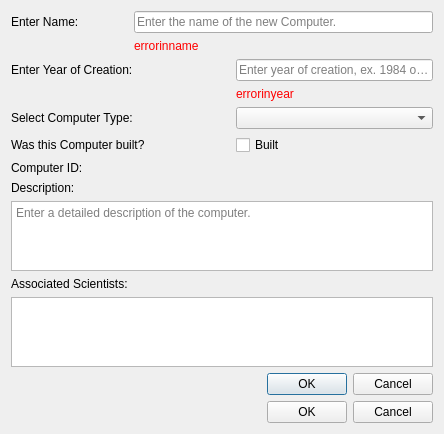
The window that UI/addnewcomputer.ui (JonOrnBrynjarsson/vN1w3H51) describes before a commit, drawn with Qt 5.
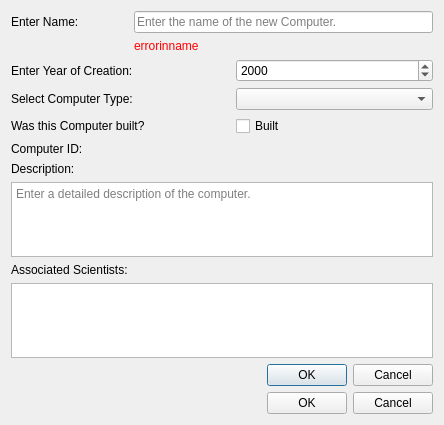
The same window after the commit.

Commit message: lagfæringar á inputti, display og öllu mögulegu

Diff of the .ui file:
```diff
--- a/UI/addnewcomputer.ui
+++ b/UI/addnewcomputer.ui
@@ -14,7 +14,7 @@
    <string>Add new Computer to Database</string>
   </property>
   <layout class="QGridLayout" name="gridLayout">
-   <item row="5" column="2">
+   <item row="6" column="2">
     <widget class="QCheckBox" name="checkBox_built">
      <property name="accessibleName">
       <string/>
@@ -24,23 +24,6 @@
      </property>
     </widget>
    </item>
-   <item row="2" column="0" colspan="2">
-    <widget class="QLabel" name="label_enterYear">
-     <property name="text">
-      <string>Enter Year of Creation:</string>
-     </property>
-    </widget>
-   </item>
-   <item row="17" column="0" colspan="4">
-    <widget class="QDialogButtonBox" name="buttonBox_addNewComputerFinished">
-     <property name="orientation">
-      <enum>Qt::Horizontal</enum>
-     </property>
-     <property name="standardButtons">
-      <set>QDialogButtonBox::Cancel|QDialogButtonBox::Ok</set>
-     </property>
-    </widget>
-   </item>
    <item row="0" column="0">
     <widget class="QLabel" name="label_enterName">
      <property name="text">
@@ -48,6 +31,23 @@
      </property>
     </widget>
    </item>
+   <item row="18" column="0" colspan="4">
+    <widget class="QDialogButtonBox" name="buttonBox_addNewComputerFinished">
+     <property name="orientation">
+      <enum>Qt::Horizontal</enum>
+     </property>
+     <property name="standardButtons">
+      <set>QDialogButtonBox::Cancel|QDialogButtonBox::Ok</set>
+     </property>
+    </widget>
+   </item>
+   <item row="3" column="0" colspan="2">
+    <widget class="QLabel" name="label_enterYear">
+     <property name="text">
+      <string>Enter Year of Creation:</string>
+     </property>
+    </widget>
+   </item>
    <item row="0" column="1" colspan="3">
     <widget class="QLineEdit" name="lineEdit_insertName">
      <property name="toolTip">
@@ -61,28 +61,42 @@
      </property>
     </widget>
    </item>
-   <item row="4" column="0" colspan="2">
+   <item row="6" column="0" colspan="2">
+    <widget class="QLabel" name="label_chooseBuilt">
+     <property name="text">
+      <string>Was this Computer built?</string>
+     </property>
+    </widget>
+   </item>
+   <item row="5" column="0" colspan="2">
     <widget class="QLabel" name="label_chooseType">
      <property name="text">
       <string>Select Computer Type:</string>
      </property>
     </widget>
    </item>
-   <item row="18" column="0" colspan="4">
+   <item row="19" column="0" colspan="4">
     <widget class="QDialogButtonBox" name="buttonBox_editComputerFinished">
      <property name="standardButtons">
       <set>QDialogButtonBox::Cancel|QDialogButtonBox::Ok</set>
      </property>
     </widget>
    </item>
-   <item row="5" column="0" colspan="2">
-    <widget class="QLabel" name="label_chooseBuilt">
+   <item row="7" column="0">
+    <widget class="QLabel" name="label_computerID">
      <property name="text">
-      <string>Was this Computer built?</string>
+      <string>Computer ID:</string>
      </property>
     </widget>
    </item>
-   <item row="8" column="0" colspan="4">
+   <item row="8" column="0">
+    <widget class="QLabel" name="label_enterDescription">
+     <property name="text">
+      <string>Description:</string>
+     </property>
+    </widget>
+   </item>
+   <item row="9" column="0" colspan="4">
     <widget class="QTextEdit" name="textEdit_insertDescription">
      <property name="whatsThis">
       <string>This is a text input, you can use it to enter the description of the computer.</string>
@@ -92,14 +106,7 @@
      </property>
     </widget>
    </item>
-   <item row="6" column="0">
-    <widget class="QLabel" name="label_computerID">
-     <property name="text">
-      <string>Computer ID:</string>
-     </property>
-    </widget>
-   </item>
-   <item row="4" column="2" colspan="2">
+   <item row="5" column="2" colspan="2">
     <widget class="QComboBox" name="comboBox_type">
      <property name="statusTip">
       <string/>
@@ -109,30 +116,16 @@
      </property>
     </widget>
    </item>
-   <item row="7" column="0">
-    <widget class="QLabel" name="label_enterDescription">
-     <property name="text">
-      <string>Description:</string>
-     </property>
-    </widget>
+   <item row="11" column="0" colspan="4">
+    <widget class="QTextBrowser" name="textBrowser_relations"/>
    </item>
-   <item row="9" column="0">
+   <item row="10" column="0">
     <widget class="QLabel" name="label_relations">
      <property name="text">
       <string>Associated Scientists:</string>
      </property>
     </widget>
    </item>
-   <item row="2" column="2" colspan="2">
-    <widget class="QLineEdit" name="lineEdit_enterYear">
-     <property name="placeholderText">
-      <string>Enter year of creation, ex. 1984 or 69</string>
-     </property>
-    </widget>
-   </item>
-   <item row="10" column="0" colspan="4">
-    <widget class="QTextBrowser" name="textBrowser_relations"/>
-   </item>
    <item row="1" column="1" colspan="3">
     <widget class="QLabel" name="errorInName">
      <property name="text">
@@ -141,9 +134,29 @@
     </widget>
    </item>
    <item row="3" column="2" colspan="2">
-    <widget class="QLabel" name="errorInYear">
-     <property name="text">
-      <string>&lt;html&gt;&lt;head/&gt;&lt;body&gt;&lt;p&gt;&lt;span style=&quot; color:#ff0000;&quot;&gt;errorinyear&lt;/span&gt;&lt;/p&gt;&lt;/body&gt;&lt;/html&gt;</string>
+    <widget class="QDateEdit" name="dateEdit_yoc">
+     <property name="maximumDateTime">
+      <datetime>
+       <hour>23</hour>
+       <minute>59</minute>
+       <second>59</second>
+       <year>2020</year>
+       <month>12</month>
+       <day>31</day>
+      </datetime>
+     </property>
+     <property name="maximumDate">
+      <date>
+       <year>2020</year>
+       <month>12</month>
+       <day>31</day>
+      </date>
+     </property>
+     <property name="currentSection">
+      <enum>QDateTimeEdit::YearSection</enum>
+     </property>
+     <property name="displayFormat">
+      <string>yyyy</string>
      </property>
     </widget>
    </item>
```
The commit also changes 11 other files.
